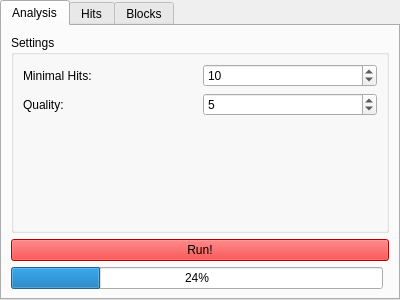
Qt form src/ui/controlwidget.ui (elsamuko/copymove2) before a commit.
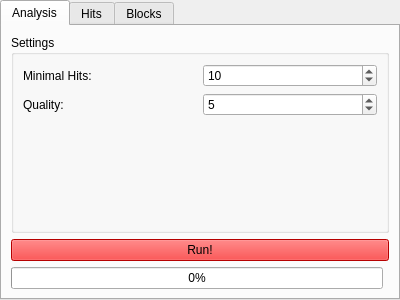
The same form after that commit.

Commit message: chg: running async, so that the GUI stays usable

Diff of the .ui file:
```diff
--- a/src/ui/controlwidget.ui
+++ b/src/ui/controlwidget.ui
@@ -111,7 +111,7 @@
        <item row="2" column="0">
         <widget class="QProgressBar" name="progressBar">
          <property name="value">
-          <number>24</number>
+          <number>0</number>
          </property>
         </widget>
        </item>
```
The commit also changes 5 other files.
